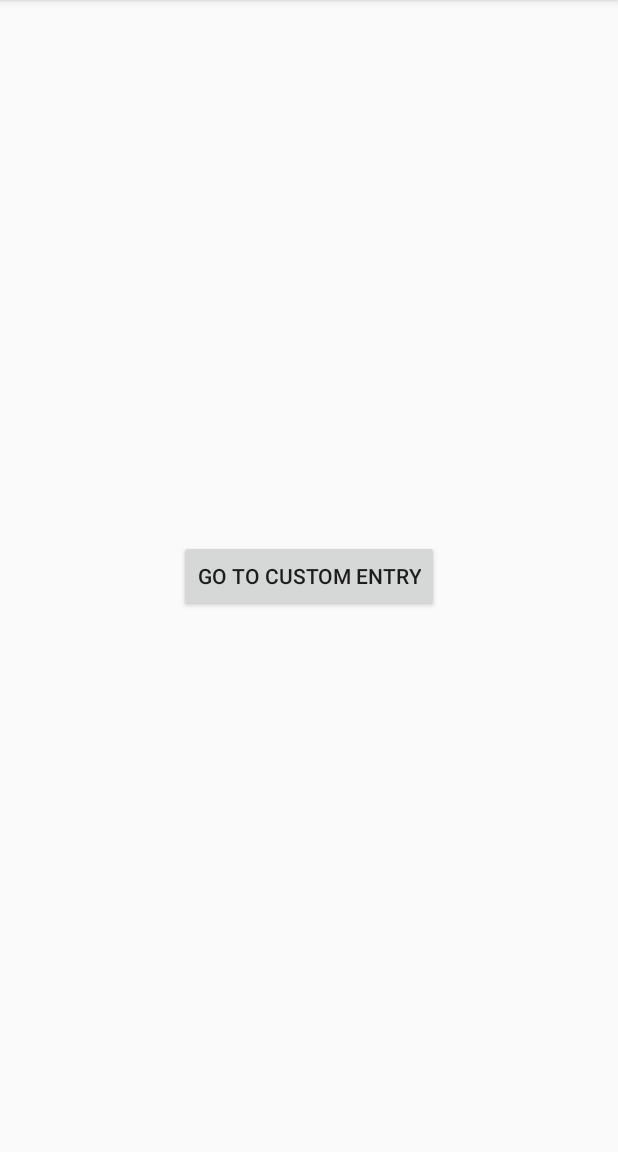
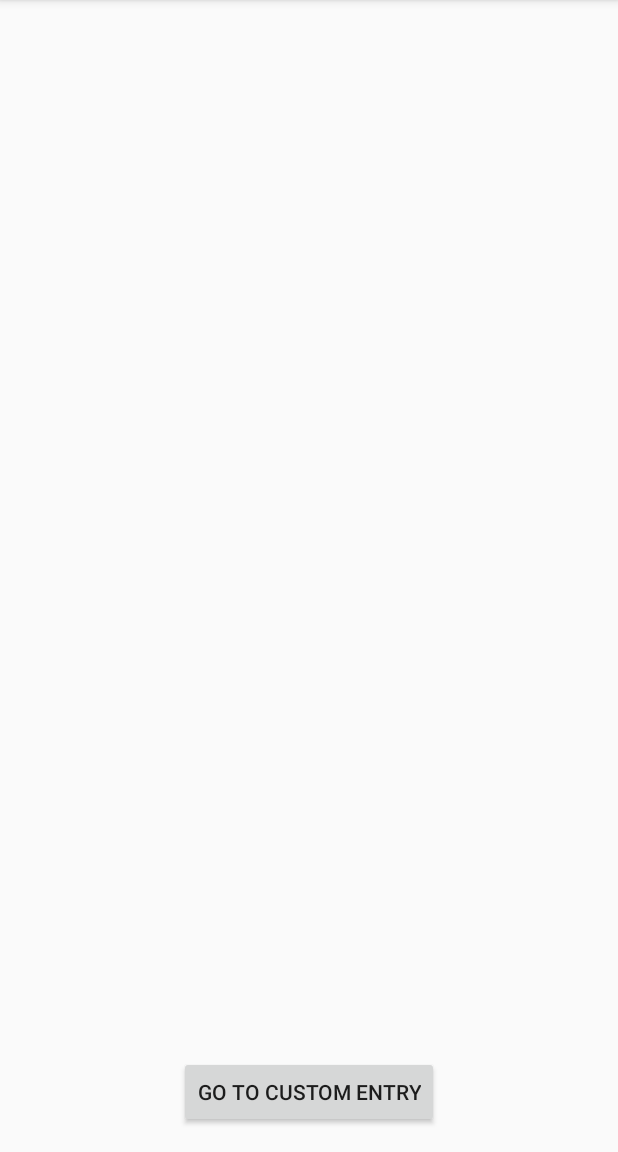
Before and after one commit to james-bonifacio/DeltaHacks3, an Android app: the screen it shows after launch (MainActivity), on a phone screen of 412 x 824 dp, the part 84-1236 px from its top. Run offline under Robolectric (Android 15) with nearby library versions, the phone set to English and light mode, and no system bars.

Commit message:
moved button

```diff
--- a/app/src/main/res/layout/activity_main.xml
+++ b/app/src/main/res/layout/activity_main.xml
@@ -14,6 +14,6 @@
         android:layout_height="wrap_content"
         android:text="Go to Custom Entry"
         android:id="@+id/btnCustomEntry"
-        android:layout_centerVertical="true"
+        android:layout_alignParentBottom="true"
         android:layout_centerHorizontal="true" />
 </RelativeLayout>
```
